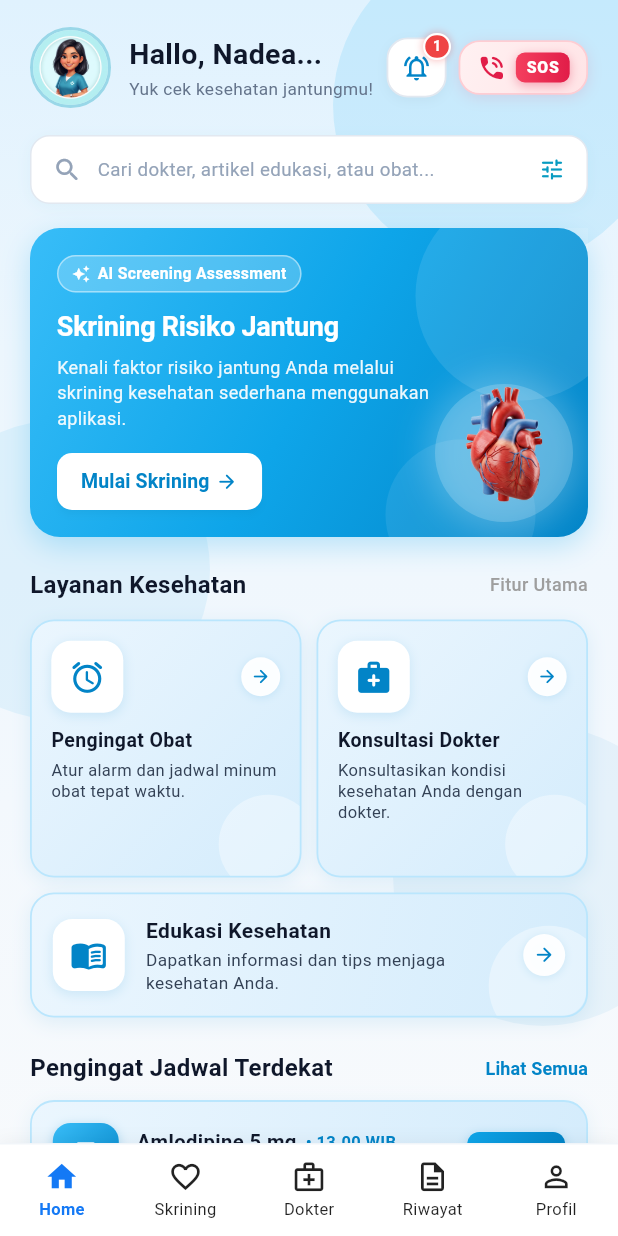
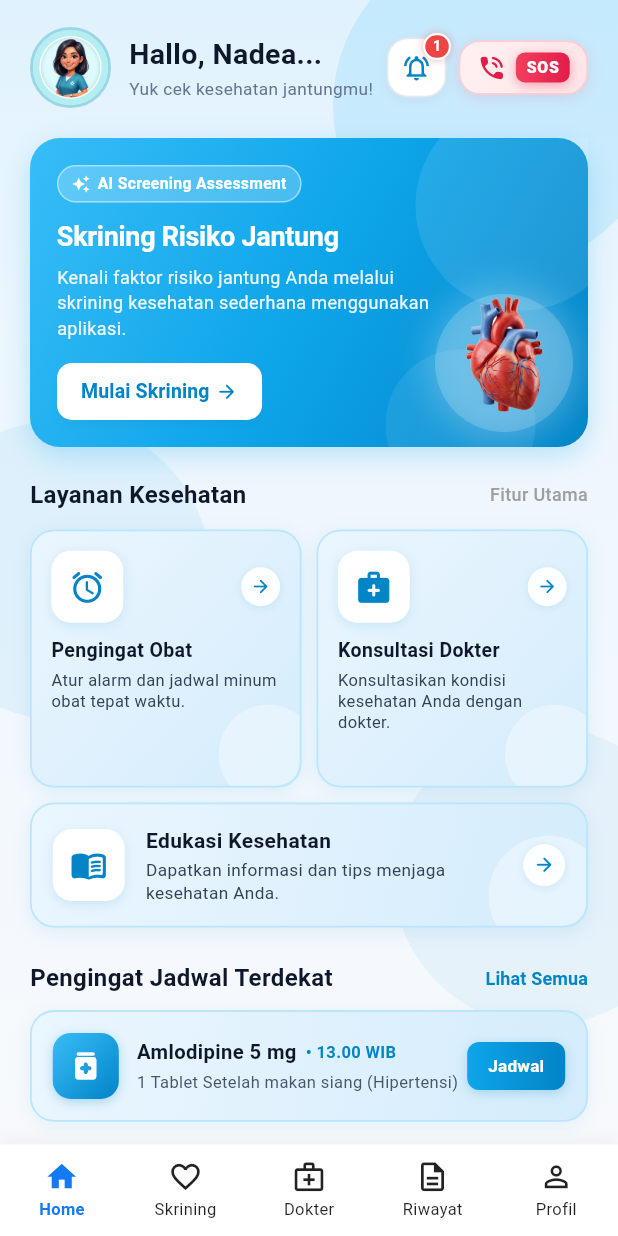
Before and after one commit to pirdaw/heartcare, a Flutter app: the HomePage screen opened directly, on a phone screen of 412 x 824 dp. Run offline on Flutter 3.47's test engine with Material 3 defaults, Android fonts, the phone set to English and light mode, and no system bars; our stand-ins replace cloud_firestore, firebase_auth, firebase_core, image_picker, shared_preferences; accounts and stored records are empty; network calls fail.

Commit message:
Hapus search bar di atas banner skrining pada HomePage

```diff
--- a/lib/pages/home_page.dart
+++ b/lib/pages/home_page.dart
@@ -558,70 +558,7 @@ class _HomePageState extends State<HomePage> {
                           ],
                         ),
 
-                        const SizedBox(height: 18),
-
-// 2. QUICK SEARCH BAR
-                        GestureDetector(
-                          onTap: () {
-                            Navigator.push(
-                              context,
-                              MaterialPageRoute(
-                                builder: (context) => const PilihDokterPage(),
-                              ),
-                            );
-                          },
-                          child: Container(
-                            height: 46,
-                            padding: const EdgeInsets.symmetric(horizontal: 14),
-                            decoration: BoxDecoration(
-                              color: isDark ? const Color(0xFF1E293B) : Colors.white,
-                              borderRadius: BorderRadius.circular(13),
-                              border: Border.all(
-                                color: isDark
-                                    ? const Color(0xFF334155)
-                                    : const Color(0xFFE2E8F0),
-                                width: 1,
-                              ),
-                              boxShadow: [
-                                BoxShadow(
-                                  color: (isDark
-                                          ? Colors.black
-                                          : const Color(0xFF079BC1))
-                                      .withValues(alpha: isDark ? 0.2 : 0.05),
-                                  blurRadius: 8,
-                                  offset: const Offset(0, 2),
-                                ),
-                              ],
-                            ),
-                            child: Row(
-                              children: [
-                                const Icon(
-                                  Icons.search_rounded,
-                                  size: 20,
-                                  color: Color(0xFF94A3B8),
-                                ),
-                                const SizedBox(width: 10),
-                                Expanded(
-                                  child: Text(
-                                    tr('Cari dokter, artikel edukasi, atau obat...', 'Search doctors, articles, or medicines...'),
-                                    style: const TextStyle(
-                                      fontSize: 12.5,
-                                      color: Color(0xFF94A3B8),
-                                    ),
-                                  ),
-                                ),
-                                Icon(
-                                  Icons.tune_rounded,
-                                  size: 18,
-                                  color: isDark
-                                      ? const Color(0xFF38BDF8)
-                                      : const Color(0xFF079BC1),
-                                ),
-                              ],
-                            ),
-                          ),
-                        ),
-                        const SizedBox(height: 16),
+                        const SizedBox(height: 20),
 
                         // 3. HERO BANNER: SKRINING RISIKO JANTUNG
                         Container(
```
